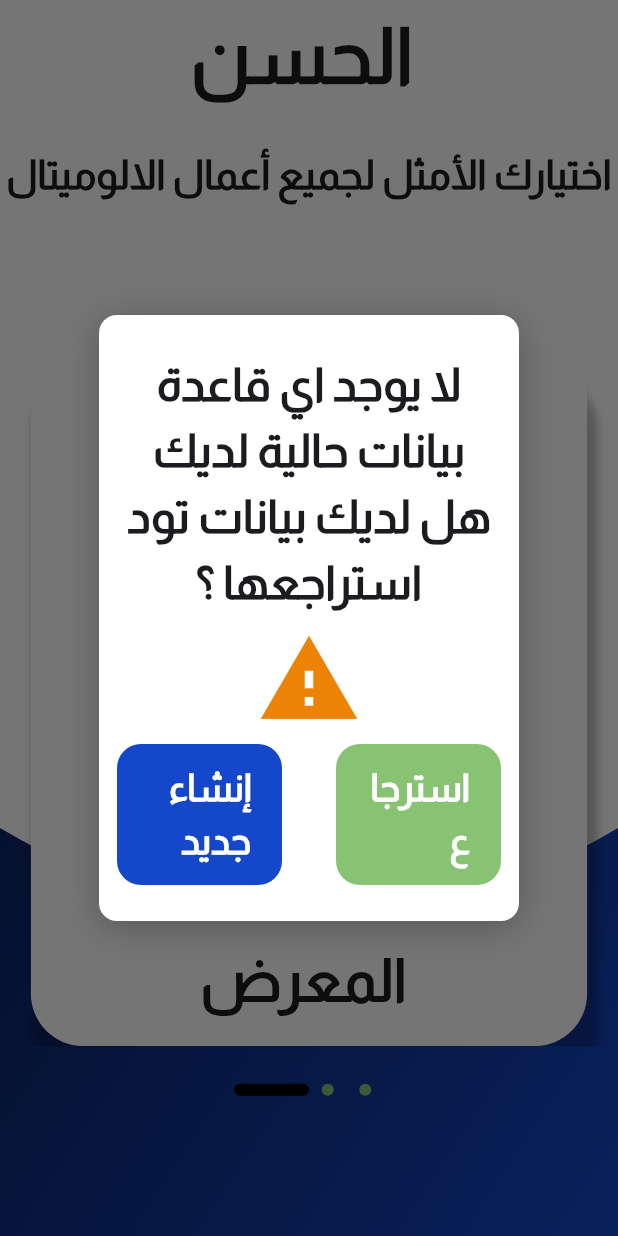
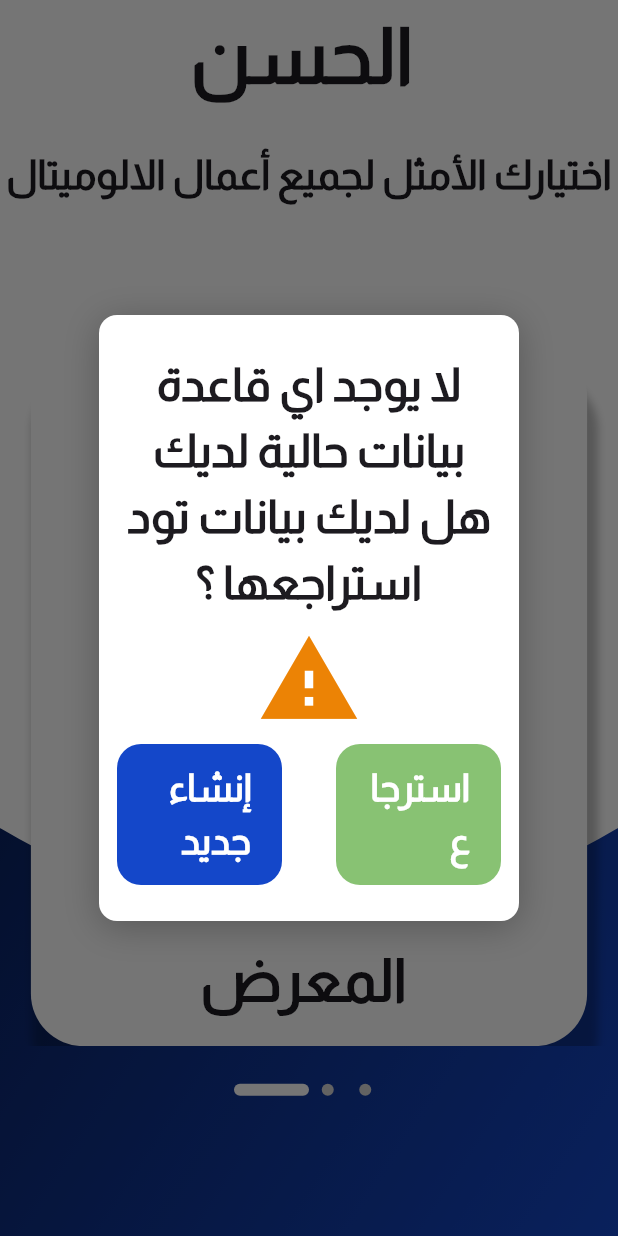
Before and after one commit to mahmoudSobhiAwad/al_hassan_warsha, a Flutter app: the screen it shows after launch, on a phone screen of 412 x 824 dp. Run offline on Flutter 3.47's test engine with Material 3 defaults, Android fonts, the phone set to English and light mode, and no system bars; our stand-ins replace bloc, dartz, device_preview, file_picker, flutter_bloc, flutter_colorpicker and 7 more; missing offline and left inert: media_kit, media_kit_video, window_manager; accounts and stored records are empty.

Commit message:
add layout for phone ,tablet in gallery views, also add bottom nav bar in phone layout

```diff
--- /dev/null
+++ b/lib/core/utils/functions/extentions.dart
@@ -0,0 +1,6 @@
+import 'package:flutter/widgets.dart';
+
+extension MediaQueryValues on BuildContext {
+  double get screenHeight => MediaQuery.sizeOf(this).height;
+  double get screenWidth => MediaQuery.sizeOf(this).width;
+}
--- a/lib/core/utils/style/responsive_font_size.dart
+++ b/lib/core/utils/style/responsive_font_size.dart
@@ -15,7 +15,7 @@ double screenWidth=MediaQuery.sizeOf(context).width;
 
   return screenWidth/400;
  }
- else if(screenWidth<1000){
+ else if(screenWidth<1024){
 
   return screenWidth/600;
  }
--- a/lib/core/utils/widgets/custom_adaptive_layout.dart
+++ b/lib/core/utils/widgets/custom_adaptive_layout.dart
@@ -10,7 +10,7 @@ class CustomAdaptiveLayout extends StatelessWidget {
             if(constraint.maxWidth<600){
               return mobileLayout(context);
             }
-            else if(constraint.maxWidth<1000){
+            else if(constraint.maxWidth<1025){
               return tabletLayout(context);
             }
             else{
--- a/lib/core/utils/widgets/custom_app_bar_item.dart
+++ b/lib/core/utils/widgets/custom_app_bar_item.dart
@@ -3,9 +3,10 @@ import 'package:al_hassan_warsha/core/utils/style/app_fonts.dart';
 import 'package:flutter/material.dart';
 
 class AppBarItem extends StatelessWidget {
-  const AppBarItem({super.key,required this.text,required this.enable});
+  const AppBarItem({super.key,required this.text,required this.enable,this.textStyle});
   final String text;
   final bool enable;
+  final TextStyle?textStyle;
   @override
   Widget build(BuildContext context) {
     return IntrinsicWidth(
@@ -15,7 +16,7 @@ class AppBarItem extends StatelessWidget {
             fit: BoxFit.scaleDown,
             child: Text(
               text,
-              style: AppFontStyles.extraBold50(context).copyWith(
+              style:textStyle?? AppFontStyles.extraBold50(context).copyWith(
                 color: AppColors.white,
               ),
             ),
--- a/lib/features/home/presentation/manager/bloc/home_basic_bloc.dart
+++ b/lib/features/home/presentation/manager/bloc/home_basic_bloc.dart
@@ -26,9 +26,11 @@ class HomeBasicBloc extends Bloc<HomeBasicEvent, HomeBasicState> {
     on<ConfirmToCreateTheNewDb>(confirmToCreate);
     on<NaveToExportFromTempEvent>(navToExportDialog);
     on<ExportFromTempDataEvent>(backUpTheDate);
+    on<ChangePageInPhoneLayoutEvent>(changePageInPhone);
   }
   bool isExist = false;
   bool isLoading = false;
+  int currPageIndex = 0;
   String? tempPath;
   String? backUpPath;
   String mediaPath = Directory(
@@ -39,6 +41,13 @@ class HomeBasicBloc extends Bloc<HomeBasicEvent, HomeBasicState> {
     currIndex = event.currIndex;
 
     emit(ToggleBetweenPagesState(currIndex: currIndex));
+  }
+
+  FutureOr<void> changePageInPhone(
+      ChangePageInPhoneLayoutEvent event, Emitter<HomeBasicState> emit) async {
+    currPageIndex = event.pageIndex;
+
+    emit(ChangePageInPhoneLayOutState());
   }
 
   FutureOr<void> checkExistDB(
--- a/lib/features/home/presentation/manager/bloc/home_basic_event.dart
+++ b/lib/features/home/presentation/manager/bloc/home_basic_event.dart
@@ -6,6 +6,10 @@ sealed class HomeBasicEvent {}
 class ChangeCurrentPageEvent extends HomeBasicEvent {
   final int currIndex;
   ChangeCurrentPageEvent({required this.currIndex});
+}
+class ChangePageInPhoneLayoutEvent extends HomeBasicEvent {
+  final int pageIndex;
+  ChangePageInPhoneLayoutEvent({required this.pageIndex});
 }
 
 final class NavToPageEvent extends HomeBasicEvent {
--- a/lib/features/home/presentation/manager/bloc/home_basic_state.dart
+++ b/lib/features/home/presentation/manager/bloc/home_basic_state.dart
@@ -9,6 +9,7 @@ final class ToggleBetweenPagesState extends HomeBasicState {
   final int currIndex;
   ToggleBetweenPagesState({required this.currIndex});
 }
+final class ChangePageInPhoneLayOutState extends HomeBasicState {}
 
 final class FoundDbState extends HomeBasicState {}
 
--- a/lib/features/home/presentation/views/home.dart
+++ b/lib/features/home/presentation/views/home.dart
@@ -28,10 +28,27 @@ class HomeScreenView extends StatelessWidget {
             var bloc = context.read<HomeBasicBloc>();
             return CustomAdaptiveLayout(
               desktopLayout: (context) => HomeScreenDesktopLayOut(
-                bloc: bloc,
+                isLoading: bloc.isLoading,
+                onTap: (index) {
+                  bloc.add(NavToPageEvent(currIndex: index));
+                },
               ),
-              mobileLayout: (context) => HomePhoneLayOut(onChangePage: (){}, onTap: (){}),
-              tabletLayout: (context) => HomeScreenTabletLayout(bloc: bloc),
+              mobileLayout: (context) => HomePhoneLayOut(
+                onChangePage: (index) {
+                  bloc.add(ChangePageInPhoneLayoutEvent(pageIndex: index));
+                },
+                onTap: (index) {
+                  bloc.add(NavToPageEvent(currIndex: bloc.currPageIndex));
+                },
+                isLoading: bloc.isLoading,
+                pageIndex: bloc.currPageIndex,
+              ),
+              tabletLayout: (context) => HomeScreenTabletLayout(
+                isLoading: bloc.isLoading,
+                onTap: (index) {
+                  bloc.add(NavToPageEvent(currIndex: index));
+                },
+              ),
             );
           }, listener: (context, state) {
             var bloc = context.read<HomeBasicBloc>();
@@ -114,7 +131,8 @@ class HomeScreenView extends StatelessWidget {
                             iconData: Icons.restart_alt_rounded,
                             pickPathesWidget: PickPathForDb(
                               pickTempPath: () {
-                                bloc.add(CreatePathForMeidaAndTempDataEvent(isRestoring: true));
+                                bloc.add(CreatePathForMeidaAndTempDataEvent(
+                                    isRestoring: true));
                               },
                               tempPath: bloc.backUpPath,
                             ),
--- a/lib/features/home/presentation/views/widgets/home_box_item.dart
+++ b/lib/features/home/presentation/views/widgets/home_box_item.dart
@@ -8,14 +8,12 @@ class HomeItem extends StatelessWidget {
       {super.key,
       required this.onTap,
       required this.homeModel,
-      this.contstaints,
       this.textStyle,
-      this.isPhone = false});
+      });
   final HomeModel homeModel;
   final void Function() onTap;
   final TextStyle? textStyle;
-  final bool isPhone;
-  final BoxConstraints? contstaints;
+
   @override
   Widget build(BuildContext context) {
     return InkWell(
@@ -37,7 +35,6 @@ class HomeItem extends StatelessWidget {
                   color: AppColors.blackOpacity25,
                   offset: Offset(4, 25)),
             ]),
-        child: Center(
         child: Column(
           mainAxisAlignment: MainAxisAlignment.spaceBetween,
           children: [
@@ -54,7 +51,6 @@ class HomeItem extends StatelessWidget {
           ],
         ),
       ),
-      ),
     );
   }
 }
--- a/lib/features/home/presentation/views/widgets/home_phone_layout.dart
+++ b/lib/features/home/presentation/views/widgets/home_phone_layout.dart
@@ -1,3 +1,4 @@
+import 'package:al_hassan_warsha/core/utils/functions/extentions.dart';
 import 'package:al_hassan_warsha/core/utils/style/app_colors.dart';
 import 'package:al_hassan_warsha/core/utils/style/app_fonts.dart';
 import 'package:al_hassan_warsha/features/home/data/home_data.dart';
@@ -7,9 +8,15 @@ import 'package:flutter/material.dart';
 
 class HomePhoneLayOut extends StatelessWidget {
   const HomePhoneLayOut(
-      {super.key, required this.onChangePage, required this.onTap});
-  final void Function() onTap;
-  final void Function() onChangePage;
+      {super.key,
+      required this.onChangePage,
+      required this.onTap,
+      required this.isLoading,
+      required this.pageIndex});
+  final void Function(int) onTap;
+  final void Function(int) onChangePage;
+  final bool isLoading;
+  final int pageIndex;
 
   @override
   Widget build(BuildContext context) {
@@ -36,15 +43,30 @@ class HomePhoneLayOut extends StatelessWidget {
             const Expanded(child: SizedBox()),
             Expanded(
               flex: 5,
-              child: PageView.builder(
+              child: isLoading
+                  ? Container(
+                      decoration: BoxDecoration(
+                          color: AppColors.lightGray1,
+                          borderRadius: BorderRadius.circular(12),
+                          backgroundBlendMode: BlendMode.dstIn),
+                      child: const Center(
+                        child: CircularProgressIndicator(),
+                      ),
+                    )
+                  : PageView.builder(
+                      onPageChanged: (index) {
+                        onChangePage(index);
+                      },
                       itemCount: 3,
                       itemBuilder: (context, index) {
                         return Padding(
-                      padding: EdgeInsets.symmetric(horizontal: context.screenWidth*0.05),
+                          padding: EdgeInsets.symmetric(
+                              horizontal: context.screenWidth * 0.05),
                           child: HomeItem(
-                        onTap: () {},
+                            onTap: () {
+                              onTap(index);
+                            },
                             homeModel: homeModelList[index],
-                         isPhone: true,
                           ),
                         );
                       }),
@@ -56,12 +78,12 @@ class HomePhoneLayOut extends StatelessWidget {
               mainAxisAlignment: MainAxisAlignment.center,
               children: [
                 ...List.generate(3, (index) {
-                  return index == 0
+                  return index == pageIndex
                       ? Container(
                           padding: const EdgeInsets.all(4),
                           width: 50,
                           decoration: BoxDecoration(
-                            color: AppColors.black,
+                            color: AppColors.white,
                             borderRadius: BorderRadius.circular(4),
                           ),
                         )
@@ -69,7 +91,8 @@ class HomePhoneLayOut extends StatelessWidget {
                           width: 25,
                           padding: const EdgeInsets.all(4),
                           decoration: const BoxDecoration(
-                              color: AppColors.green, shape: BoxShape.circle),
+                              color: AppColors.lightGray1,
+                              shape: BoxShape.circle),
                         );
                 })
               ],
@@ -81,9 +104,3 @@ class HomePhoneLayOut extends StatelessWidget {
     );
   }
 }
-
-
-extension MediaQueryValues on BuildContext {
-  double get screenHeight => MediaQuery.sizeOf(this).height;
-  double get screenWidth => MediaQuery.sizeOf(this).width;
-}
```
Also changed, not shown: lib/core/utils/widgets/custom_app_bar.dart (+26 -12 lines), lib/core/utils/widgets/custom_mobile_app_bar.dart (added, +45 -0 lines), lib/features/gallery/presentation/views/gallery_view.dart (+40 -17 lines), lib/features/gallery/presentation/views/widgets/mobile_layout/gallery_view_mobile.dart (added, +17 -0 lines), lib/features/home/presentation/views/home_tablet_layout.dart (+29 -14 lines), lib/features/home/presentation/views/widgets/basic_home.dart (+25 -9 lines), lib/features/home/presentation/views/widgets/basic_home_desktop.dart (+23 -19 lines), lib/features/home/presentation/views/widgets/bottom_nav_bar_phone.dart (added, +37 -0 lines), lib/features/home/presentation/views/widgets/home_box_list.dart (+8 -9 lines), lib/features/home/presentation/views/widgets/home_desktop_layout.dart (+11 -11 lines). Lines whose indentation alone changed are shown as unchanged.
